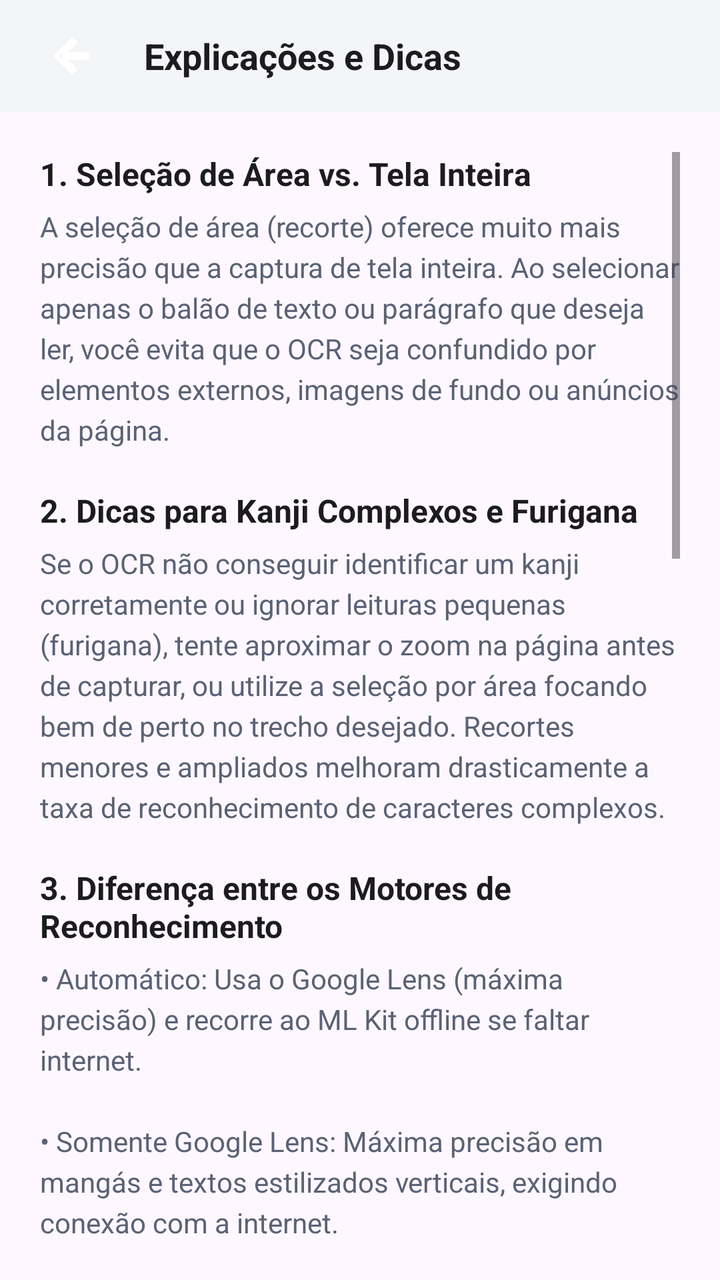
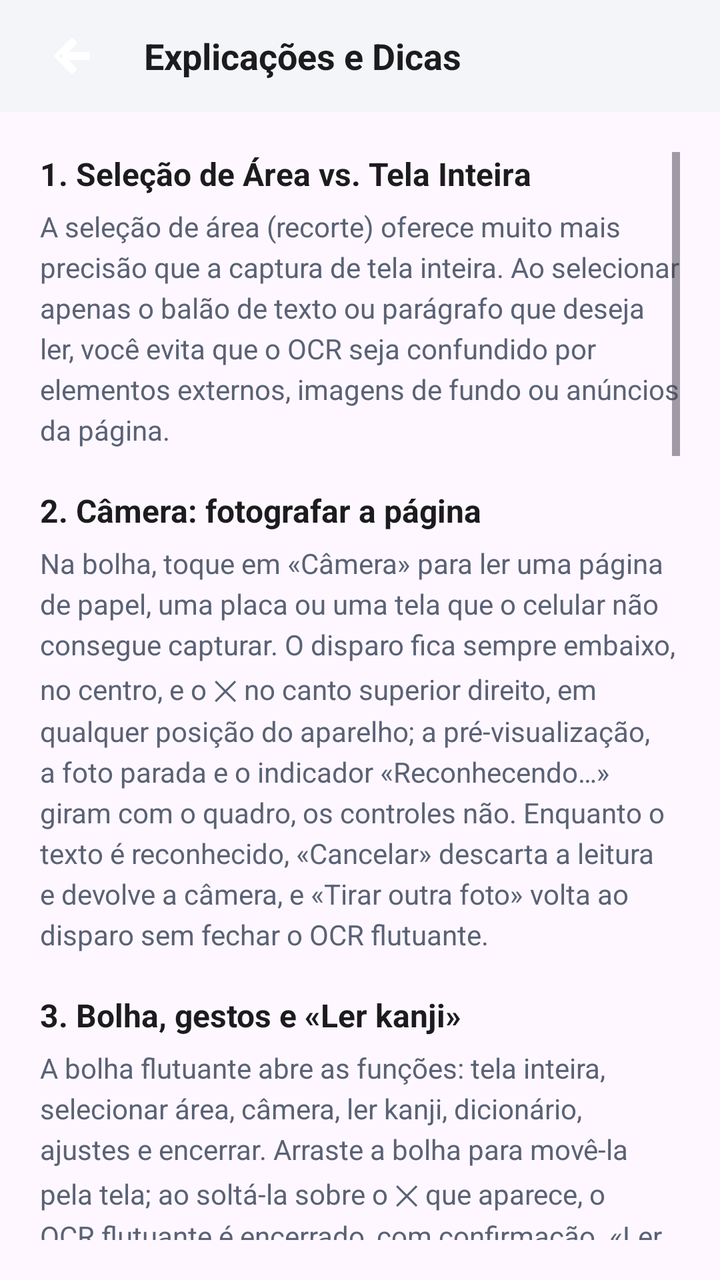

Compare the two renders of this Android layout. The source of the first and the diff that turns it into the second are given below.
<!-- AndroidManifest.xml: application theme Theme.YabaiOcr -->
<!-- res/layout/activity_help.xml -->
<LinearLayout xmlns:android="http://schemas.android.com/apk/res/android"
    android:layout_width="match_parent"
    android:layout_height="match_parent"
    android:orientation="vertical">

    
    <LinearLayout
        android:layout_width="match_parent"
        android:layout_height="56dp"
        android:background="@color/panel_bg"
        android:gravity="center_vertical"
        android:orientation="horizontal"
        android:paddingStart="16dp"
        android:paddingEnd="16dp">

        <ImageButton
            android:id="@+id/btnBack"
            android:layout_width="40dp"
            android:layout_height="40dp"
            android:background="?attr/selectableItemBackgroundBorderless"
            android:contentDescription="@string/permission_cancel"
            android:src="@drawable/ic_arrow_back" />

        <TextView
            android:layout_width="wrap_content"
            android:layout_height="wrap_content"
            android:layout_marginStart="16dp"
            android:text="@string/help_title"
            android:textColor="@color/text_primary"
            android:textSize="18sp"
            android:textStyle="bold" />
    </LinearLayout>

    <ScrollView
        android:layout_width="match_parent"
        android:layout_height="match_parent"
        android:fillViewport="true"
        android:padding="20dp">

        <LinearLayout
            android:layout_width="match_parent"
            android:layout_height="wrap_content"
            android:orientation="vertical">

            
            <TextView
                android:layout_width="match_parent"
                android:layout_height="wrap_content"
                android:text="@string/help_tip_area_title"
                android:textColor="@color/text_primary"
                android:textSize="16sp"
                android:textStyle="bold" />

            <TextView
                android:layout_width="match_parent"
                android:layout_height="wrap_content"
                android:layout_marginTop="6dp"
                android:layout_marginBottom="20dp"
                android:lineSpacingExtra="4dp"
                android:text="@string/help_tip_area_desc"
                android:textColor="@color/text_secondary"
                android:textSize="14sp" />

            
            <TextView
                android:layout_width="match_parent"
                android:layout_height="wrap_content"
                android:text="@string/help_tip_kanji_title"
                android:textColor="@color/text_primary"
                android:textSize="16sp"
                android:textStyle="bold" />

            <TextView
                android:layout_width="match_parent"
                android:layout_height="wrap_content"
                android:layout_marginTop="6dp"
                android:layout_marginBottom="20dp"
                android:lineSpacingExtra="4dp"
                android:text="@string/help_tip_kanji_desc"
                android:textColor="@color/text_secondary"
                android:textSize="14sp" />

            
            <TextView
                android:layout_width="match_parent"
                android:layout_height="wrap_content"
                android:text="@string/help_tip_engines_title"
                android:textColor="@color/text_primary"
                android:textSize="16sp"
                android:textStyle="bold" />

            <TextView
                android:layout_width="match_parent"
                android:layout_height="wrap_content"
                android:layout_marginTop="6dp"
                android:layout_marginBottom="20dp"
                android:lineSpacingExtra="4dp"
                android:text="@string/help_tip_engines_desc"
                android:textColor="@color/text_secondary"
                android:textSize="14sp" />

            
            <TextView
                android:layout_width="match_parent"
                android:layout_height="wrap_content"
                android:text="@string/help_tip_behaviours_title"
                android:textColor="@color/text_primary"
                android:textSize="16sp"
                android:textStyle="bold" />

            <TextView
                android:layout_width="match_parent"
                android:layout_height="wrap_content"
                android:layout_marginTop="6dp"
                android:layout_marginBottom="20dp"
                android:lineSpacingExtra="4dp"
                android:text="@string/help_tip_behaviours_desc"
                android:textColor="@color/text_secondary"
                android:textSize="14sp" />

            
            <TextView
                android:layout_width="match_parent"
                android:layout_height="wrap_content"
                android:text="@string/help_tip_dicts_title"
                android:textColor="@color/text_primary"
                android:textSize="16sp"
                android:textStyle="bold" />

            <TextView
                android:layout_width="match_parent"
                android:layout_height="wrap_content"
                android:layout_marginTop="6dp"
                android:layout_marginBottom="20dp"
                android:lineSpacingExtra="4dp"
                android:text="@string/help_tip_dicts_desc"
                android:textColor="@color/text_secondary"
                android:textSize="14sp" />

            
            <TextView
                android:layout_width="match_parent"
                android:layout_height="wrap_content"
                android:text="@string/help_tip_ai_title"
                android:textColor="@color/text_primary"
                android:textSize="16sp"
                android:textStyle="bold" />

            <TextView
                android:layout_width="match_parent"
                android:layout_height="wrap_content"
                android:layout_marginTop="6dp"
                android:layout_marginBottom="20dp"
                android:lineSpacingExtra="4dp"
                android:text="@string/help_tip_ai_desc"
                android:textColor="@color/text_secondary"
                android:textSize="14sp" />

            
            <TextView
                android:layout_width="match_parent"
                android:layout_height="wrap_content"
                android:text="@string/help_tip_translation_title"
                android:textColor="@color/text_primary"
                android:textSize="16sp"
                android:textStyle="bold" />

            <TextView
                android:layout_width="match_parent"
                android:layout_height="wrap_content"
                android:layout_marginTop="6dp"
                android:layout_marginBottom="20dp"
                android:lineSpacingExtra="4dp"
                android:text="@string/help_tip_translation_desc"
                android:textColor="@color/text_secondary"
                android:textSize="14sp" />

        </LinearLayout>
    </ScrollView>

</LinearLayout>
<!-- resources referenced by this layout -->
<resources>
  <color name="panel_bg">#FFF4F5F8</color>
  <color name="text_primary">#FF1C1C1E</color>
  <color name="text_secondary">#FF5A6275</color>
  <string name="help_tip_ai_desc">Permite enviar o texto extraído junto com um prompt personalizado para qualquer aplicativo de IA instalado no seu celular (como Gemini, ChatGPT, etc.) com apenas um toque.</string>
  <string name="help_tip_ai_title">6. Perguntar à IA</string>
  <string name="help_tip_area_desc">A seleção de área (recorte) oferece muito mais precisão que a captura de tela inteira. Ao selecionar apenas o balão de texto ou parágrafo que deseja ler, você evita que o OCR seja confundido por elementos externos, imagens de fundo ou anúncios da página.</string>
  <string name="help_tip_area_title">1. Seleção de Área vs. Tela Inteira</string>
  <string name="help_tip_behaviours_title">4. Comportamentos do Aplicativo</string>
  <string name="help_tip_dicts_desc">O app suporta dicionários no formato Yomitan/Yomichan (como JMdict, KANJIDIC, etc.). A ordem na lista define a prioridade de busca. Por questões legais, os créditos e licenças de cada dicionário estão sempre disponíveis na tela de gerenciamento de dicionários.</string>
  <string name="help_tip_dicts_title">5. Dicionários e Atribuições Legais</string>
  <string name="help_tip_engines_title">3. Diferença entre os Motores de Reconhecimento</string>
  <string name="help_tip_kanji_desc">Se o OCR não conseguir identificar um kanji corretamente ou ignorar leituras pequenas (furigana), tente aproximar o zoom na página antes de capturar, ou utilize a seleção por área focando bem de perto no trecho desejado. Recortes menores e ampliados melhoram drasticamente a taxa de reconhecimento de caracteres complexos.</string>
  <string name="help_tip_kanji_title">2. Dicas para Kanji Complexos e Furigana</string>
  <string name="help_tip_translation_desc">A tradução offline realizada pelo modelo do dispositivo (ML Kit) é bastante limitada e possui grande chance de conter imprecisões ou erros contextuais, especialmente em japonês. Para maior precisão, recomenda-se consultar os verbetes detalhados no dicionário ou usar a função de Perguntar à IA / consultar outro dicionário especializado.</string>
  <string name="help_tip_translation_title">7. Tradução Offline (Aviso importante)</string>
  <string name="help_title">Explicações e Dicas</string>
  <string name="permission_cancel">Cancelar</string>
  <color name="accent">#FF3D6BF3</color>
  <!-- unchanged entries left out for length: 4 -->
</resources>

<!-- the commit's change to res/layout/activity_help.xml (unified diff, before → after) -->
@@ -65,6 +65,44 @@
             <TextView
                 android:layout_width="match_parent"
                 android:layout_height="wrap_content"
+                android:text="@string/help_tip_camera_title"
+                android:textColor="@color/text_primary"
+                android:textSize="16sp"
+                android:textStyle="bold" />
+
+            <TextView
+                android:layout_width="match_parent"
+                android:layout_height="wrap_content"
+                android:layout_marginTop="6dp"
+                android:layout_marginBottom="20dp"
+                android:lineSpacingExtra="4dp"
+                android:text="@string/help_tip_camera_desc"
+                android:textColor="@color/text_secondary"
+                android:textSize="14sp" />
+
+            
+            <TextView
+                android:layout_width="match_parent"
+                android:layout_height="wrap_content"
+                android:text="@string/help_tip_bubble_title"
+                android:textColor="@color/text_primary"
+                android:textSize="16sp"
+                android:textStyle="bold" />
+
+            <TextView
+                android:layout_width="match_parent"
+                android:layout_height="wrap_content"
+                android:layout_marginTop="6dp"
+                android:layout_marginBottom="20dp"
+                android:lineSpacingExtra="4dp"
+                android:text="@string/help_tip_bubble_desc"
+                android:textColor="@color/text_secondary"
+                android:textSize="14sp" />
+
+            
+            <TextView
+                android:layout_width="match_parent"
+                android:layout_height="wrap_content"
                 android:text="@string/help_tip_kanji_title"
                 android:textColor="@color/text_primary"
                 android:textSize="16sp"
<!-- resource entries referenced after the edit -->
@@ -4,17 +4,21 @@
   <color name="text_primary">#FF1C1C1E</color>
   <color name="text_secondary">#FF5A6275</color>
   <string name="help_tip_ai_desc">Permite enviar o texto extraído junto com um prompt personalizado para qualquer aplicativo de IA instalado no seu celular (como Gemini, ChatGPT, etc.) com apenas um toque.</string>
-  <string name="help_tip_ai_title">6. Perguntar à IA</string>
+  <string name="help_tip_ai_title">8. Perguntar à IA</string>
   <string name="help_tip_area_desc">A seleção de área (recorte) oferece muito mais precisão que a captura de tela inteira. Ao selecionar apenas o balão de texto ou parágrafo que deseja ler, você evita que o OCR seja confundido por elementos externos, imagens de fundo ou anúncios da página.</string>
   <string name="help_tip_area_title">1. Seleção de Área vs. Tela Inteira</string>
-  <string name="help_tip_behaviours_title">4. Comportamentos do Aplicativo</string>
+  <string name="help_tip_behaviours_title">6. Comportamentos do Aplicativo</string>
+  <string name="help_tip_bubble_desc">A bolha flutuante abre as funções: tela inteira, selecionar área, câmera, ler kanji, dicionário, ajustes e encerrar. Arraste a bolha para movê-la pela tela; ao soltá-la sobre o ✕ que aparece, o OCR flutuante é encerrado, com confirmação. «Ler kanji» abre o cartão do caractere sob o dedo, com traços, leituras e compostos, e «Dicionário» abre a busca sem capturar nada. O mesmo «Cancelar» do painel interrompe qualquer reconhecimento em andamento — tela inteira, recorte, kanji, câmera ou nova tentativa offline.</string>
+  <string name="help_tip_bubble_title">3. Bolha, gestos e «Ler kanji»</string>
+  <string name="help_tip_camera_desc">Na bolha, toque em «Câmera» para ler uma página de papel, uma placa ou uma tela que o celular não consegue capturar. O disparo fica sempre embaixo, no centro, e o ✕ no canto superior direito, em qualquer posição do aparelho; a pré-visualização, a foto parada e o indicador «Reconhecendo…» giram com o quadro, os controles não. Enquanto o texto é reconhecido, «Cancelar» descarta a leitura e devolve a câmera, e «Tirar outra foto» volta ao disparo sem fechar o OCR flutuante.</string>
+  <string name="help_tip_camera_title">2. Câmera: fotografar a página</string>
   <string name="help_tip_dicts_desc">O app suporta dicionários no formato Yomitan/Yomichan (como JMdict, KANJIDIC, etc.). A ordem na lista define a prioridade de busca. Por questões legais, os créditos e licenças de cada dicionário estão sempre disponíveis na tela de gerenciamento de dicionários.</string>
-  <string name="help_tip_dicts_title">5. Dicionários e Atribuições Legais</string>
-  <string name="help_tip_engines_title">3. Diferença entre os Motores de Reconhecimento</string>
+  <string name="help_tip_dicts_title">7. Dicionários e Atribuições Legais</string>
+  <string name="help_tip_engines_title">5. Diferença entre os Motores de Reconhecimento</string>
   <string name="help_tip_kanji_desc">Se o OCR não conseguir identificar um kanji corretamente ou ignorar leituras pequenas (furigana), tente aproximar o zoom na página antes de capturar, ou utilize a seleção por área focando bem de perto no trecho desejado. Recortes menores e ampliados melhoram drasticamente a taxa de reconhecimento de caracteres complexos.</string>
-  <string name="help_tip_kanji_title">2. Dicas para Kanji Complexos e Furigana</string>
+  <string name="help_tip_kanji_title">4. Dicas para Kanji Complexos e Furigana</string>
   <string name="help_tip_translation_desc">A tradução offline realizada pelo modelo do dispositivo (ML Kit) é bastante limitada e possui grande chance de conter imprecisões ou erros contextuais, especialmente em japonês. Para maior precisão, recomenda-se consultar os verbetes detalhados no dicionário ou usar a função de Perguntar à IA / consultar outro dicionário especializado.</string>
-  <string name="help_tip_translation_title">7. Tradução Offline (Aviso importante)</string>
+  <string name="help_tip_translation_title">9. Tradução Offline (Aviso importante)</string>
   <string name="help_title">Explicações e Dicas</string>
   <string name="permission_cancel">Cancelar</string>
   <color name="accent">#FF3D6BF3</color>
